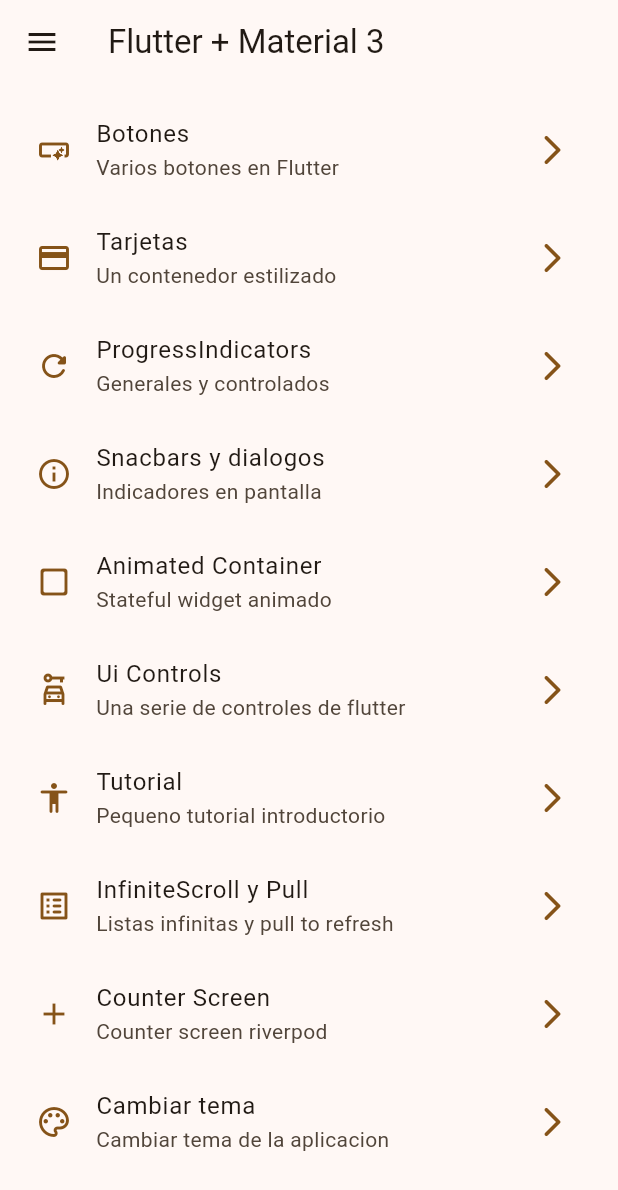
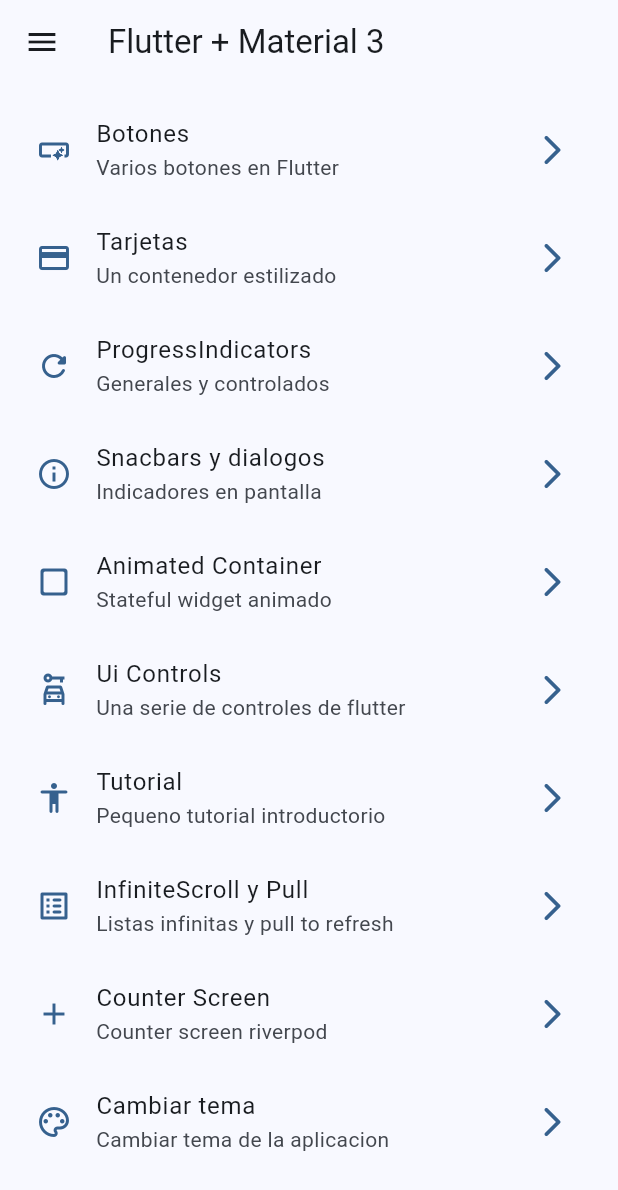
Before and after one commit to 4nacs4/Flutter-widgets-app, a Flutter app: the screen it shows after launch, on a phone screen of 412 x 824 dp. Shown: the top 1190 px of the screen. Run offline on Flutter 3.47's test engine with Material 2 defaults, Android fonts, the phone set to English and light mode, and no system bars; our stand-ins replace animate_do, flutter_riverpod, go_router.

Commit message:
state notifier implementado

```diff
--- a/lib/config/theme/app_theme.dart
+++ b/lib/config/theme/app_theme.dart
@@ -14,15 +14,19 @@ const colorList = <Color>[
 
 class AppTheme {
   final int selectedColor;
-  final bool isDarkMode;
-  AppTheme({this.isDarkMode = false, this.selectedColor = 0})
+  final bool isDarkmode;
+  AppTheme({this.isDarkmode = false, this.selectedColor = 0})
       : assert(selectedColor >= 0, 'Selected color must be greater than 0'),
         assert(selectedColor < colorList.length,
             'Selected must be less or equal than ${colorList.length - 1}');
 
   ThemeData getTheme() => ThemeData(
       useMaterial3: true,
-      brightness: isDarkMode ? Brightness.dark : Brightness.light,
+      brightness: isDarkmode ? Brightness.dark : Brightness.light,
       colorSchemeSeed: colorList[selectedColor],
       appBarTheme: const AppBarTheme(centerTitle: false));
+
+  AppTheme copyWidth({int? selectedColor, bool? isDarkmode}) => AppTheme(
+      selectedColor: selectedColor ?? this.selectedColor,
+      isDarkmode: isDarkmode ?? this.isDarkmode);
 }
--- a/lib/main.dart
+++ b/lib/main.dart
@@ -13,15 +13,15 @@ class MainApp extends ConsumerWidget {
 
   @override
   Widget build(BuildContext context, ref) {
-    final int selectedColor = ref.watch(selectedColorProvider);
-    final bool isDarkMode = ref.watch(isDarkModeProvider);
+    final AppTheme appTheme = ref.watch(themeNotifierProvider);
+    // final int selectedColor = ref.watch(selectedColorProvider);
+    // final bool isDarkMode = ref.watch(isDarkModeProvider);
 
     return MaterialApp.router(
       title: 'Flutter Widgets',
       routerConfig: appRouter,
       debugShowCheckedModeBanner: false,
-      theme: AppTheme(selectedColor: selectedColor, isDarkMode: isDarkMode)
-          .getTheme(),
+      theme: appTheme.getTheme(),
     );
   }
 }
--- a/lib/presentation/providers/theme_provider.dart
+++ b/lib/presentation/providers/theme_provider.dart
@@ -8,3 +8,21 @@ final colorListProvider = Provider((ref) => colorList);
 
 //Un simplre int
 final selectedColorProvider = StateProvider((ref) => 6);
+
+// Un objeto de tipo AppTheme
+final themeNotifierProvider = StateNotifierProvider<ThemeNotifier, AppTheme>(
+  (ref) => ThemeNotifier(),
+);
+
+// Controller o Notifier
+class ThemeNotifier extends StateNotifier<AppTheme> {
+  ThemeNotifier() : super(AppTheme());
+
+  void toggleDarkMode() {
+    state = state.copyWidth(isDarkmode: !state.isDarkmode);
+  }
+
+  void changeSelectedColor(int colorIndex) {
+    state = state.copyWidth(selectedColor: colorIndex);
+  }
+}
```
Also changed, not shown: lib/presentation/screens/theme_changer/theme_changer_screen.dart (+5 -4 lines).
